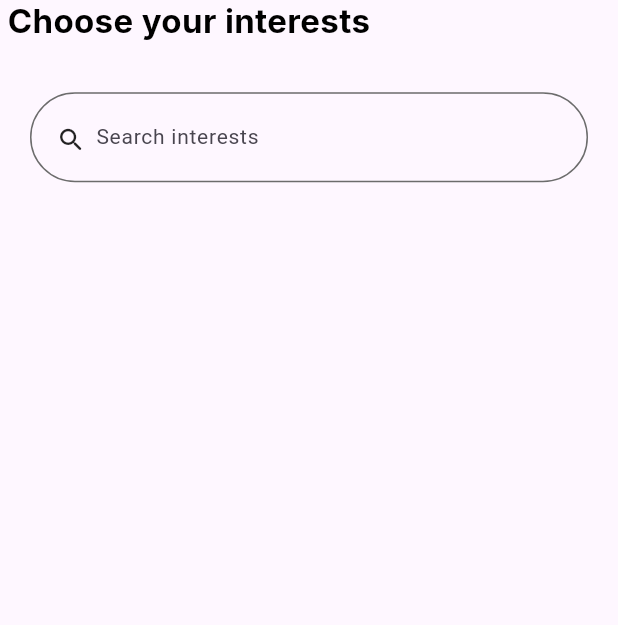
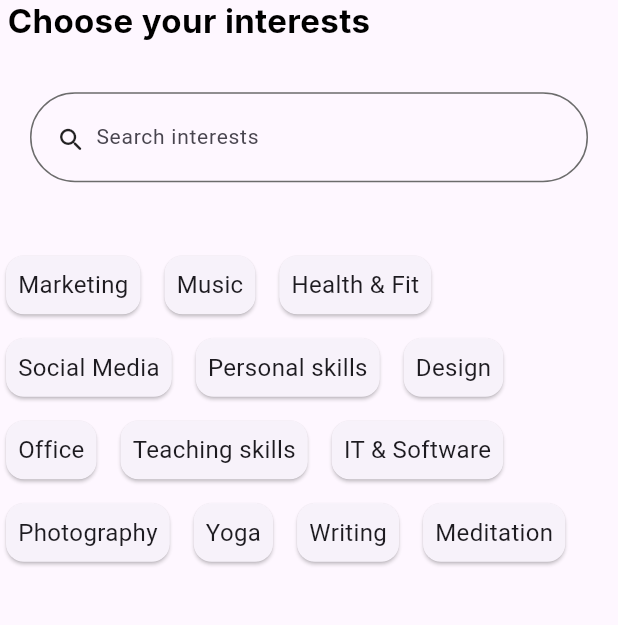
Before and after one commit to elaksher080/elaksher080-Golden_Gate-final_year_project-, a Flutter app: the Intersets screen opened directly, on a phone screen of 412 x 824 dp, the part 84-709 px from its top. Run offline on Flutter 3.47's test engine with Material 3 defaults, Android fonts, the light colour scheme and no system bars; our stand-ins replace google_fonts.

Commit message:
intersets page design2

```diff
--- a/lib/moduls/pages/intersets.dart
+++ b/lib/moduls/pages/intersets.dart
@@ -1,11 +1,36 @@
 import 'package:flutter/material.dart';
 import 'package:google_fonts/google_fonts.dart';
 
-class Intersets extends StatelessWidget {
+class Intersets extends StatefulWidget {
   static const String routeName = "intersets";
 
-  const Intersets({super.key});
+  Intersets({super.key});
 
+  @override
+  State<Intersets> createState() => _IntersetsState();
+}
+
+class _IntersetsState extends State<Intersets> {
+////////////////////////////////////////////////
+  final List<String> interests = [
+    'Marketing',
+    'Music',
+    'Health & Fit',
+    'Social Media',
+    'Personal skills',
+    'Design',
+    'Office',
+    'Teaching skills',
+    'IT & Software',
+    'Photography',
+    'Yoga',
+    'Writing',
+    'Meditation',
+  ];
+
+  List<String> selectedInterests = [];
+
+  /////////////////////////////////////////////////////
   @override
   Widget build(BuildContext context) {
     return Scaffold(
@@ -68,7 +93,39 @@ class Intersets extends StatelessWidget {
               ],
             ),
           ),
-          ///////////////////////////////////////
+          ////////////////////////////////////////////////////////////////
+          Wrap(
+            spacing: 8.0,
+            runSpacing: 8.0,
+            children: interests.map((interest) {
+              final isSelected = selectedInterests.contains(interest);
+              return GestureDetector(
+                onTap: () {
+                  setState(() {
+                    if (isSelected) {
+                      selectedInterests.remove(interest);
+                    } else {
+                      selectedInterests.add(interest);
+                    }
+                  });
+                },
+                child: Card(
+                  color: isSelected ? Colors.blue : null,
+                  child: Padding(
+                    padding: const EdgeInsets.all(8.0),
+                    child: Text(
+                      interest,
+                      style: TextStyle(
+                        fontSize: 16.0,
+                        color: isSelected ? Colors.white : null,
+                      ),
+                    ),
+                  ),
+                ),
+              );
+            }).toList(),
+          )
+          ///////////////////////////////////////////////////////////////
         ],
       ),
     );
```
Also changed, not shown: 2 other files.
